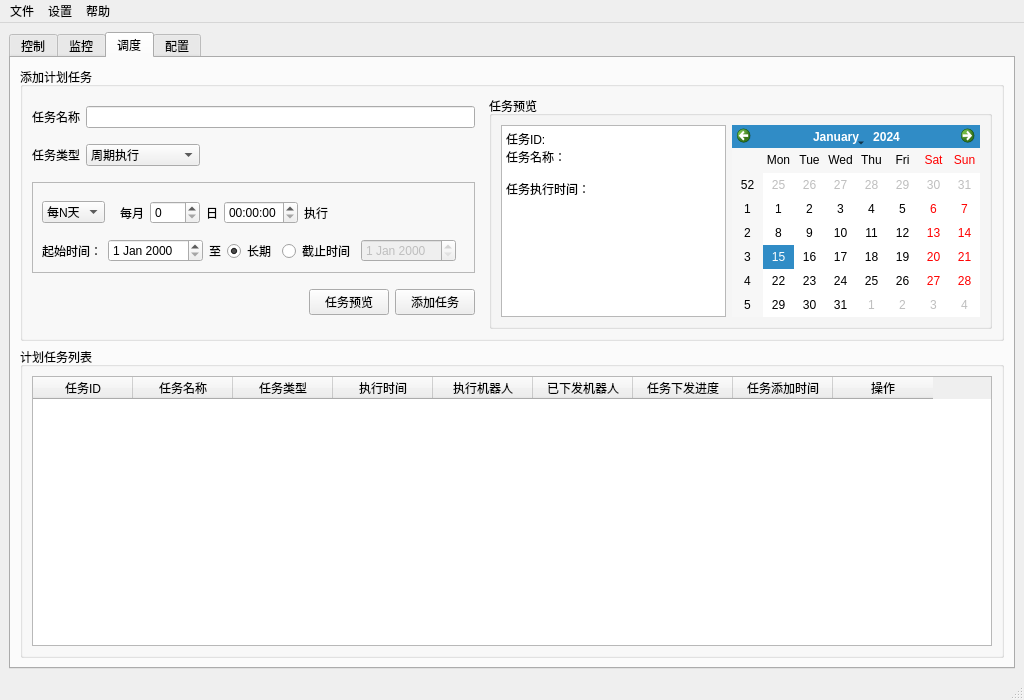
Qt form python_test/python_test/ui_main.ui (myzonexu/git_test) before a commit.
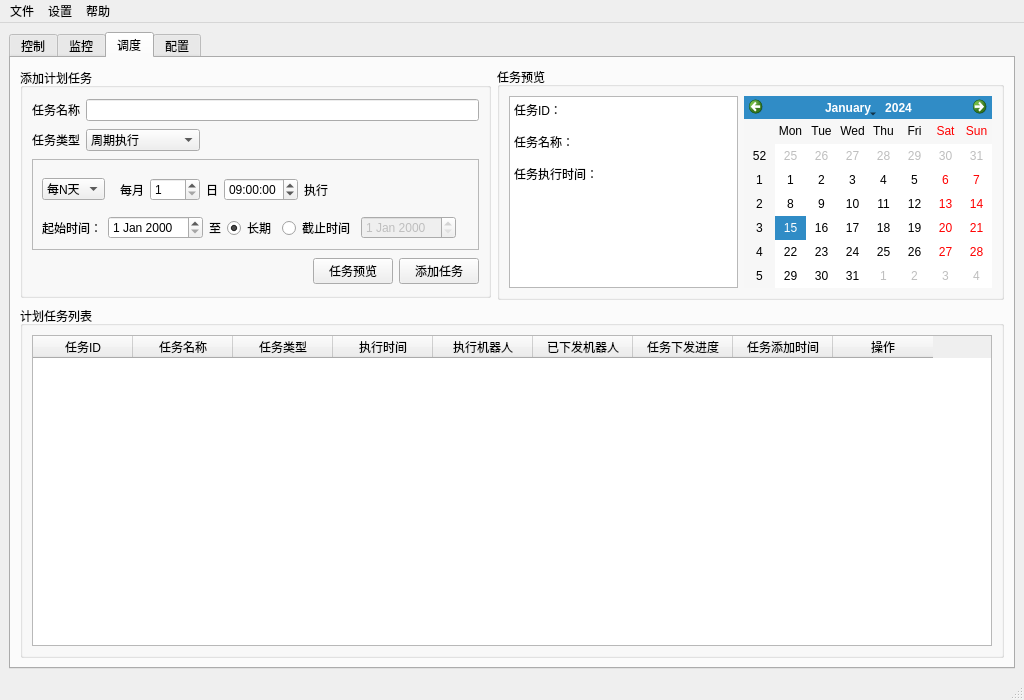
The same form after that commit. The open tabs and pages were chosen to show the change. Icons and pictures are not drawn.

Commit message: 计划任务初步实现，计划分为3个类，后续合并为1个

```diff
--- a/python_test/python_test/ui_main.ui
+++ b/python_test/python_test/ui_main.ui
@@ -1539,6 +1539,8 @@
        </attribute>
        <layout class="QVBoxLayout" name="verticalLayout_5">
         <item>
+         <layout class="QHBoxLayout" name="horizontalLayout_29">
+          <item>
          <widget class="QGroupBox" name="groupBox_5">
           <property name="sizePolicy">
            <sizepolicy hsizetype="Expanding" vsizetype="Fixed">
@@ -1555,7 +1557,7 @@
           <property name="maximumSize">
            <size>
             <width>16777215</width>
-            <height>500</height>
+              <height>230</height>
            </size>
           </property>
           <property name="title">
@@ -1828,6 +1830,12 @@
                              <height>0</height>
                             </size>
                            </property>
+                             <property name="minimum">
+                              <number>1</number>
+                             </property>
+                             <property name="maximum">
+                              <number>31</number>
+                             </property>
                           </widget>
                          </item>
                          <item>
@@ -1838,7 +1846,15 @@
                           </widget>
                          </item>
                          <item>
-                          <widget class="QTimeEdit" name="timeEdit__task_start_time_monthday"/>
+                            <widget class="QTimeEdit" name="timeEdit__task_start_time_monthday">
+                             <property name="time">
+                              <time>
+                               <hour>9</hour>
+                               <minute>0</minute>
+                               <second>0</second>
+                              </time>
+                             </property>
+                            </widget>
                          </item>
                          <item>
                           <widget class="QLabel" name="label_29">
@@ -2066,27 +2082,23 @@
              </item>
             </layout>
            </item>
-           <item>
-            <spacer name="horizontalSpacer_6">
-             <property name="orientation">
-              <enum>Qt::Horizontal</enum>
-             </property>
-             <property name="sizeHint" stdset="0">
-              <size>
-               <width>40</width>
-               <height>20</height>
-              </size>
-             </property>
-            </spacer>
+            </layout>
+           </widget>
            </item>
            <item>
             <widget class="QGroupBox" name="groupBox">
              <property name="sizePolicy">
-              <sizepolicy hsizetype="Expanding" vsizetype="Preferred">
+             <sizepolicy hsizetype="Preferred" vsizetype="Maximum">
                <horstretch>0</horstretch>
                <verstretch>0</verstretch>
               </sizepolicy>
              </property>
+            <property name="minimumSize">
+             <size>
+              <width>0</width>
+              <height>220</height>
+             </size>
+            </property>
              <property name="title">
               <string>任务预览</string>
              </property>
@@ -2098,7 +2110,8 @@
 &lt;html&gt;&lt;head&gt;&lt;meta name=&quot;qrichtext&quot; content=&quot;1&quot; /&gt;&lt;style type=&quot;text/css&quot;&gt;
 p, li { white-space: pre-wrap; }
 &lt;/style&gt;&lt;/head&gt;&lt;body style=&quot; font-family:'SimSun'; font-size:9pt; font-weight:400; font-style:normal;&quot;&gt;
-&lt;p style=&quot; margin-top:0px; margin-bottom:0px; margin-left:0px; margin-right:0px; -qt-block-indent:0; text-indent:0px;&quot;&gt;任务ID:&lt;/p&gt;
+&lt;p style=&quot; margin-top:0px; margin-bottom:0px; margin-left:0px; margin-right:0px; -qt-block-indent:0; text-indent:0px;&quot;&gt;任务ID：&lt;/p&gt;
+&lt;p style=&quot;-qt-paragraph-type:empty; margin-top:0px; margin-bottom:0px; margin-left:0px; margin-right:0px; -qt-block-indent:0; text-indent:0px;&quot;&gt;&lt;br /&gt;&lt;/p&gt;
 &lt;p style=&quot; margin-top:0px; margin-bottom:0px; margin-left:0px; margin-right:0px; -qt-block-indent:0; text-indent:0px;&quot;&gt;任务名称：&lt;/p&gt;
 &lt;p style=&quot;-qt-paragraph-type:empty; margin-top:0px; margin-bottom:0px; margin-left:0px; margin-right:0px; -qt-block-indent:0; text-indent:0px;&quot;&gt;&lt;br /&gt;&lt;/p&gt;
 &lt;p style=&quot; margin-top:0px; margin-bottom:0px; margin-left:0px; margin-right:0px; -qt-block-indent:0; text-indent:0px;&quot;&gt;任务执行时间：&lt;/p&gt;
@@ -2121,7 +2134,6 @@
             </widget>
            </item>
           </layout>
-         </widget>
         </item>
         <item>
          <widget class="QGroupBox" name="groupBox_6">
```
Left out of the diff: 69 changed lines with no effect on the pictures. Lines whose indentation alone changed are shown as unchanged. The commit also changes 11 other files.
